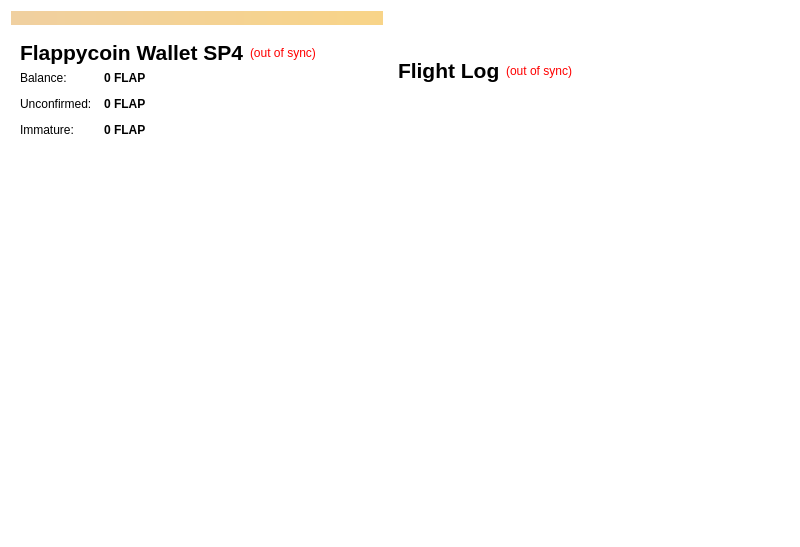
The window that src/qt/forms/overviewpage.ui (hanzou-x/Flaps) describes before a commit, drawn with Qt 5.
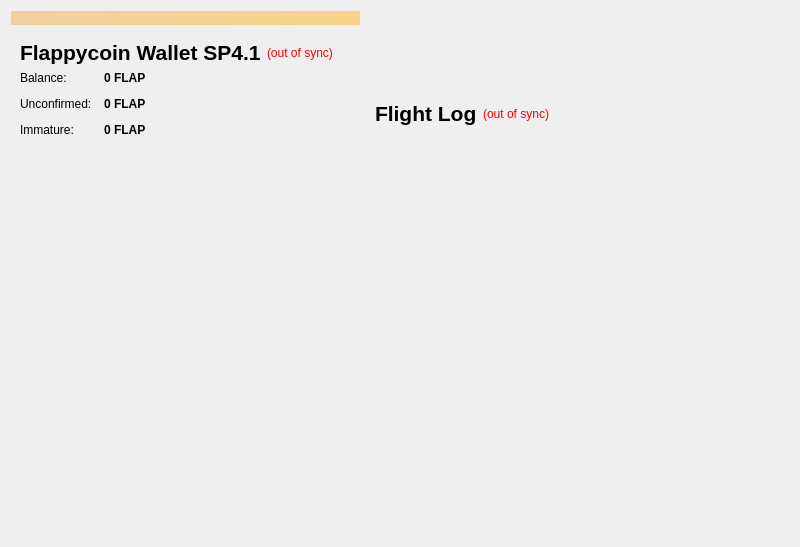
The same window after the commit. Icons and pictures are not drawn.

Commit message: Style Sheet Fix SP4.1

What changed in the file:
```diff
--- a/src/qt/forms/overviewpage.ui
+++ b/src/qt/forms/overviewpage.ui
@@ -19,27 +19,8 @@
   <property name="windowTitle">
    <string>Form</string>
   </property>
-  <property name="styleSheet">
-   <string notr="true">QWidget { background: transparent; }</string>
-  </property>
   <layout class="QGridLayout" name="gridLayout">
-   <item row="0" column="0">
-    <widget class="QLabel" name="labelAlerts">
-     <property name="visible">
-      <bool>true</bool>
-     </property>
-     <property name="styleSheet">
-      <string notr="true">background-color: qlineargradient(x1: 0, y1: 0, x2: 1, y2: 0, stop:0 #F0D0A0, stop:1 #F8D488); color:#000000;</string>
-     </property>
-     <property name="wordWrap">
-      <bool>true</bool>
-     </property>
-     <property name="margin">
-      <number>3</number>
-     </property>
-    </widget>
-   </item>
-   <item row="0" column="1" rowspan="2">
+   <item row="0" column="3" rowspan="2">
     <spacer name="verticalSpacer_4">
      <property name="orientation">
       <enum>Qt::Vertical</enum>
@@ -52,9 +33,7 @@
      </property>
     </spacer>
    </item>
-   <item row="1" column="0" rowspan="4">
-    <layout class="QVBoxLayout" name="verticalLayout_2">
-     <item>
+   <item row="1" column="0" rowspan="2" colspan="2">
       <widget class="QFrame" name="frame">
        <property name="frameShape">
         <enum>QFrame::NoFrame</enum>
@@ -75,7 +54,7 @@
              </font>
             </property>
             <property name="text">
-             <string>Flappycoin Wallet SP4</string>
+           <string>Flappycoin Wallet SP4.1</string>
             </property>
            </widget>
           </item>
@@ -210,50 +189,7 @@
        </layout>
       </widget>
      </item>
-     <item>
-      <spacer name="verticalSpacer">
-       <property name="orientation">
-        <enum>Qt::Vertical</enum>
-       </property>
-       <property name="sizeHint" stdset="0">
-        <size>
-         <width>20</width>
-         <height>40</height>
-        </size>
-       </property>
-      </spacer>
-     </item>
-     <item>
-      <widget class="QLabel" name="label_wallet_bg">
-       <property name="minimumSize">
-        <size>
-         <width>250</width>
-         <height>250</height>
-        </size>
-       </property>
-       <property name="maximumSize">
-        <size>
-         <width>250</width>
-         <height>250</height>
-        </size>
-       </property>
-       <property name="text">
-        <string/>
-       </property>
-       <property name="pixmap">
-        <pixmap resource="../bitcoin.qrc">:/images/res/images/wallet-bg.png</pixmap>
-       </property>
-       <property name="scaledContents">
-        <bool>true</bool>
-       </property>
-       <property name="alignment">
-        <set>Qt::AlignCenter</set>
-       </property>
-      </widget>
-     </item>
-    </layout>
-   </item>
-   <item row="2" column="1">
+   <item row="2" column="2" rowspan="3" colspan="2">
     <widget class="QFrame" name="frame_2">
      <property name="frameShape">
       <enum>QFrame::NoFrame</enum>
@@ -328,19 +264,22 @@
     </widget>
    </item>
    <item row="3" column="1">
-    <spacer name="verticalSpacer_3">
+    <spacer name="verticalSpacer">
      <property name="orientation">
       <enum>Qt::Vertical</enum>
      </property>
+     <property name="sizeType">
+      <enum>QSizePolicy::Fixed</enum>
+     </property>
      <property name="sizeHint" stdset="0">
       <size>
-       <width>17</width>
-       <height>10</height>
+       <width>20</width>
+       <height>18</height>
       </size>
      </property>
     </spacer>
    </item>
-   <item row="4" column="1">
+   <item row="5" column="2">
     <widget class="QFrame" name="frame_3">
      <property name="minimumSize">
       <size>
@@ -618,7 +557,20 @@
      <zorder>label_9</zorder>
     </widget>
    </item>
-   <item row="5" column="1">
+   <item row="5" column="3">
+    <spacer name="verticalSpacer_3">
+     <property name="orientation">
+      <enum>Qt::Vertical</enum>
+     </property>
+     <property name="sizeHint" stdset="0">
+      <size>
+       <width>17</width>
+       <height>10</height>
+      </size>
+     </property>
+    </spacer>
+   </item>
+   <item row="6" column="2">
     <spacer name="verticalSpacer_2">
      <property name="orientation">
       <enum>Qt::Vertical</enum>
@@ -631,6 +583,66 @@
      </property>
     </spacer>
    </item>
+   <item row="7" column="1">
+    <spacer name="verticalSpacer_5">
+     <property name="orientation">
+      <enum>Qt::Vertical</enum>
+     </property>
+     <property name="sizeType">
+      <enum>QSizePolicy::Expanding</enum>
+     </property>
+     <property name="sizeHint" stdset="0">
+      <size>
+       <width>20</width>
+       <height>1</height>
+      </size>
+     </property>
+    </spacer>
+   </item>
+   <item row="4" column="0">
+    <widget class="QLabel" name="label_wallet_bg">
+     <property name="minimumSize">
+      <size>
+       <width>275</width>
+       <height>275</height>
+      </size>
+     </property>
+     <property name="maximumSize">
+      <size>
+       <width>250</width>
+       <height>250</height>
+      </size>
+     </property>
+     <property name="text">
+      <string/>
+     </property>
+     <property name="pixmap">
+      <pixmap resource="../bitcoin.qrc">:/images/res/images/wallet-bg.png</pixmap>
+     </property>
+     <property name="scaledContents">
+      <bool>true</bool>
+     </property>
+     <property name="alignment">
+      <set>Qt::AlignCenter</set>
+     </property>
+    </widget>
+   </item>
+   <item row="0" column="0" colspan="2">
+    <widget class="QLabel" name="labelAlerts">
+     <property name="visible">
+      <bool>true</bool>
+     </property>
+     <property name="styleSheet">
+      <string notr="true">background-color: qlineargradient(x1: 0, y1: 0, x2: 1, y2: 0, stop:0 #F0D0A0, stop:1 #F8D488); color:#000000;</string>
+     </property>
+     <property name="wordWrap">
+      <bool>true</bool>
+     </property>
+     <property name="margin">
+      <number>3</number>
+     </property>
+    </widget>
+   </item>
   </layout>
  </widget>
  <resources>
```
Left out of the diff: 32 changed lines with no effect on the pictures. Lines whose indentation alone changed are shown as unchanged. The commit also changes 12 other files.
